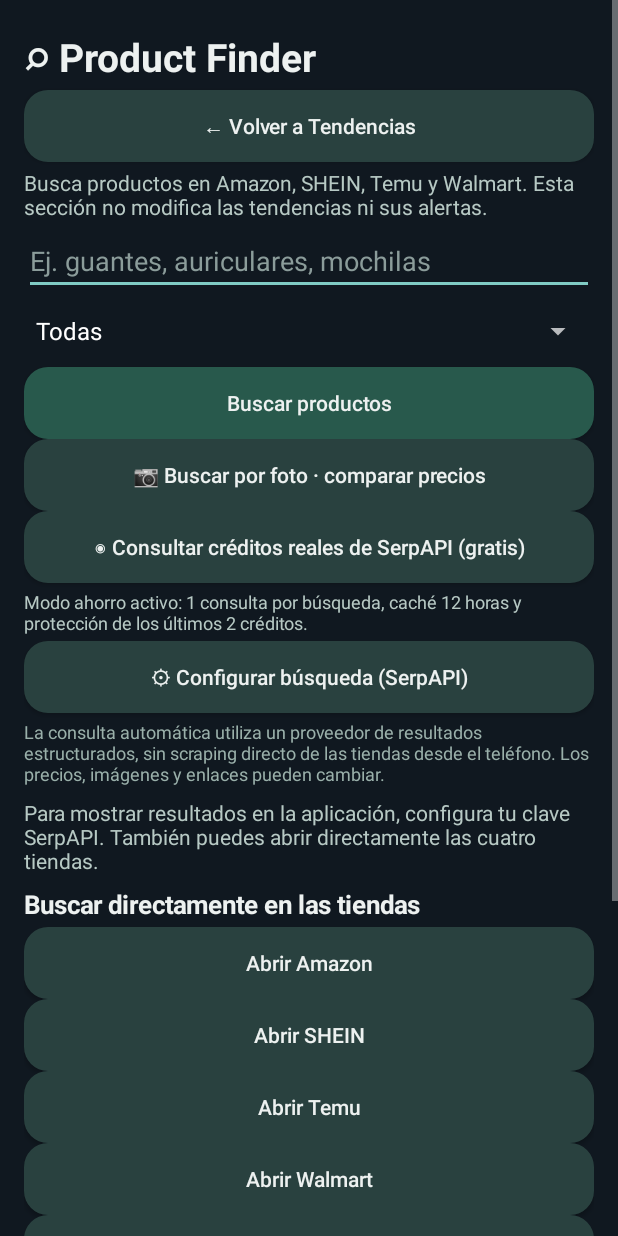
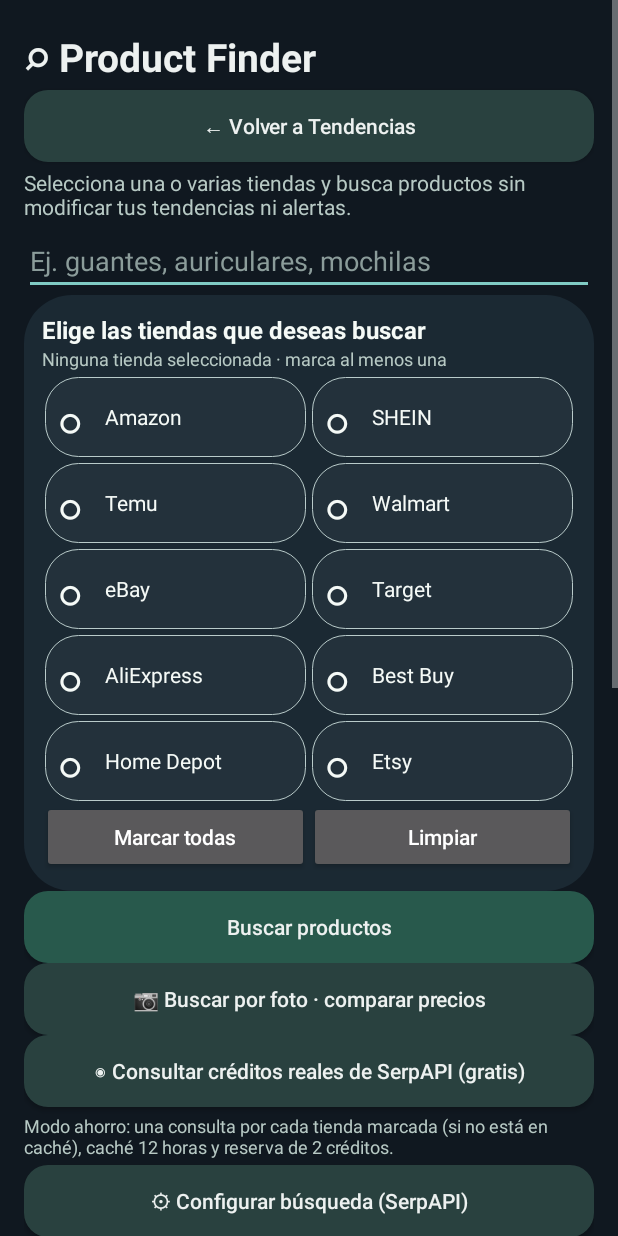
Before and after one commit to angeljo0801/Vigilante, an Android app: the screen it shows after launch (ProductFinderActivity), after a tap on "⌕ Product Finder · tiendas", on a phone screen of 412 x 824 dp. Run offline under Robolectric (Android 15) with nearby library versions, the phone set to English and light mode, and no system bars; network calls fail; pictures from the network do not load; 1 statement that could not run was skipped; 1 other tap on this screen came first.

Commit message:
Product Finder: replace one-store dropdown with white-circle multiselect and credit confirmation

```diff
--- a/trendradar/app/src/main/java/com/trendradar/app/ProductFinderActivity.java
+++ b/trendradar/app/src/main/java/com/trendradar/app/ProductFinderActivity.java
@@ -31,12 +31,13 @@ public class ProductFinderActivity extends Activity {
     private static final String[] STORES = FinderSearchV2.STORES;
     private LinearLayout root, results;
     private EditText query;
-    private Spinner store;
+    private StoreSelector storeSelector;
     private TextView status;
     private Button more, searchButton;
     private int offset = 0;
     private boolean loading = false;
-    private String currentQuery = "", currentStore = "Todas";
+    private String currentQuery = "";
+    private List<String> currentStores = new ArrayList<>();
 
     @Override public void onCreate(Bundle b) {
         super.onCreate(b);
@@ -79,21 +80,43 @@ public class ProductFinderActivity extends Activity {
     private void drawSearch() {
         screen("⌕ Product Finder");
         button(root, "← Volver a Tendencias", this::finish);
-        root.addView(text("Busca productos en Amazon, SHEIN, Temu y Walmart. Esta sección no modifica las tendencias ni sus alertas.", 14, 0xffb7c9c4));
+        root.addView(text("Selecciona una o varias tiendas y busca productos sin modificar tus tendencias ni alertas.", 14, 0xffb7c9c4));
         query = new EditText(this); query.setSingleLine(true); query.setHint("Ej. guantes, auriculares, mochilas");
         query.setHintTextColor(0xff8b9c9a); query.setTextColor(WHITE);
         query.setInputType(InputType.TYPE_CLASS_TEXT | InputType.TYPE_TEXT_FLAG_CAP_SENTENCES);
         root.addView(query);
-        store = new Spinner(this);
-        ArrayAdapter<String> adapter = new ArrayAdapter<>(this, android.R.layout.simple_spinner_dropdown_item, STORES);
-        store.setAdapter(adapter); root.addView(store);
+        storeSelector = new StoreSelector(this);
+        root.addView(storeSelector.view());
         searchButton = new Button(this); searchButton.setText("Buscar productos"); searchButton.setAllCaps(false);
         searchButton.setTextColor(WHITE); searchButton.setBackground(background(0xff28594c));
         root.addView(searchButton);
-        searchButton.setOnClickListener(v -> { offset = 0; currentQuery = query.getText().toString().trim(); currentStore = store.getSelectedItem().toString(); runSearch(true); });
-        button(root, "📷 Buscar por foto · comparar precios", () -> startActivity(new Intent(this, PhotoFinderActivity.class)));
+        searchButton.setOnClickListener(v -> {
+            offset = 0;
+            currentQuery = query.getText().toString().trim();
+            currentStores = storeSelector.getSelected();
+            if (currentStores.isEmpty()) {
+                Toast.makeText(this,"Marca al menos una tienda (círculos blancos).",Toast.LENGTH_LONG).show();
+                return;
+            }
+            if (currentQuery.length() < 2) {
+                Toast.makeText(this,"Escribe el nombre del artículo.",Toast.LENGTH_LONG).show();
+                return;
+            }
+            new AlertDialog.Builder(this)
+                .setTitle("Buscar en " + currentStores.size() + " tienda(s)")
+                .setMessage("Se buscará en cada tienda marcada. Se pueden usar hasta " + currentStores.size() +
+                    " créditos SerpAPI, menos si hay resultados en caché. ¿Continuar?")
+                .setNegativeButton("Cancelar",null)
+                .setPositiveButton("Buscar", (dialog,which)->runSearch(true))
+                .show();
+        });
+        button(root, "📷 Buscar por foto · comparar precios", () -> {
+            Intent intent = new Intent(this, PhotoFinderActivity.class);
+            intent.putStringArrayListExtra("selected_stores",new ArrayList<>(storeSelector.getSelected()));
+            startActivity(intent);
+        });
         button(root, "◉ Consultar créditos reales de SerpAPI (gratis)", this::showBalance);
-        root.addView(text("Modo ahorro activo: 1 consulta por búsqueda, caché 12 horas y protección de los últimos 2 créditos.", 12, 0xffb7c9c4));
+        root.addView(text("Modo ahorro: una consulta por cada tienda marcada (si no está en caché), caché 12 horas y reserva de 2 créditos.", 12, 0xffb7c9c4));
         button(root, "⚙ Configurar búsqueda (SerpAPI)", this::settings);
         root.addView(text("La consulta automática utiliza un proveedor de resultados estructurados, sin scraping directo de las tiendas desde el teléfono. Los precios, imágenes y enlaces pueden cambiar.", 12, 0xff9ab0aa));
         status = text("", 14, 0xffb7c9c4); root.addView(status);
@@ -103,7 +126,7 @@ public class ProductFinderActivity extends Activity {
         more.setVisibility(View.GONE); root.addView(more);
         more.setOnClickListener(v -> { offset += 20; runSearch(false); });
         if (!FinderSecrets.hasKey(this)) {
-            status.setText("Para mostrar resultados en la aplicación, configura tu clave SerpAPI. También puedes abrir directamente las cuatro tiendas.");
+            status.setText("Para mostrar resultados integrados, configura SerpAPI. Puedes abrir directamente cualquiera de las tiendas sin una clave.");
         }
         directStoreLinks(root, "");
     }
@@ -148,11 +171,12 @@ public class ProductFinderActivity extends Activity {
         if (secret.isEmpty()) { status.setText("Falta la clave SerpAPI. Abre Configurar búsqueda."); return; }
         loading = true; searchButton.setEnabled(false); more.setVisibility(View.GONE);
         if (reset) results.removeAllViews();
-        status.setText("Buscando " + currentQuery + " en " + currentStore + "…");
-        final String q = currentQuery, selected = currentStore;
+        status.setText("Buscando " + currentQuery + " en " + currentStores.size() + " tienda(s)…");
+        final String q = currentQuery;
+        final List<String> selected = new ArrayList<>(currentStores);
         final int pageStart = offset;
         new Thread(() -> {
-            FinderSearchV2.Result data = FinderSearchV2.search(getApplicationContext(), q, selected, pageStart, secret);
+            FinderSearchV2.Result data = FinderSearchV2.searchMany(getApplicationContext(), q, selected, pageStart, secret);
             runOnUiThread(() -> {
                 loading = false; searchButton.setEnabled(true);
                 status.setText(data.message);
@@ -227,8 +251,8 @@ public class ProductFinderActivity extends Activity {
     static String apiKey(Context context) throws Exception { return FinderSecrets.read(context); }
 
     /** Retailer offers based on a title inferred from a photograph. */
-    static List<JSONObject> searchPhotoOffers(Context context, String query, String key) {
-        return FinderSearchV2.search(context, query, "Todas", 0, key).items;
+    static List<JSONObject> searchPhotoOffers(Context context, String query, String key, Collection<String> stores) {
+        return FinderSearchV2.searchMany(context, query, stores, 0, key).items;
     }
 
     /** Independent keystore alias; never reuses the GitHub synchronization token. */
```
